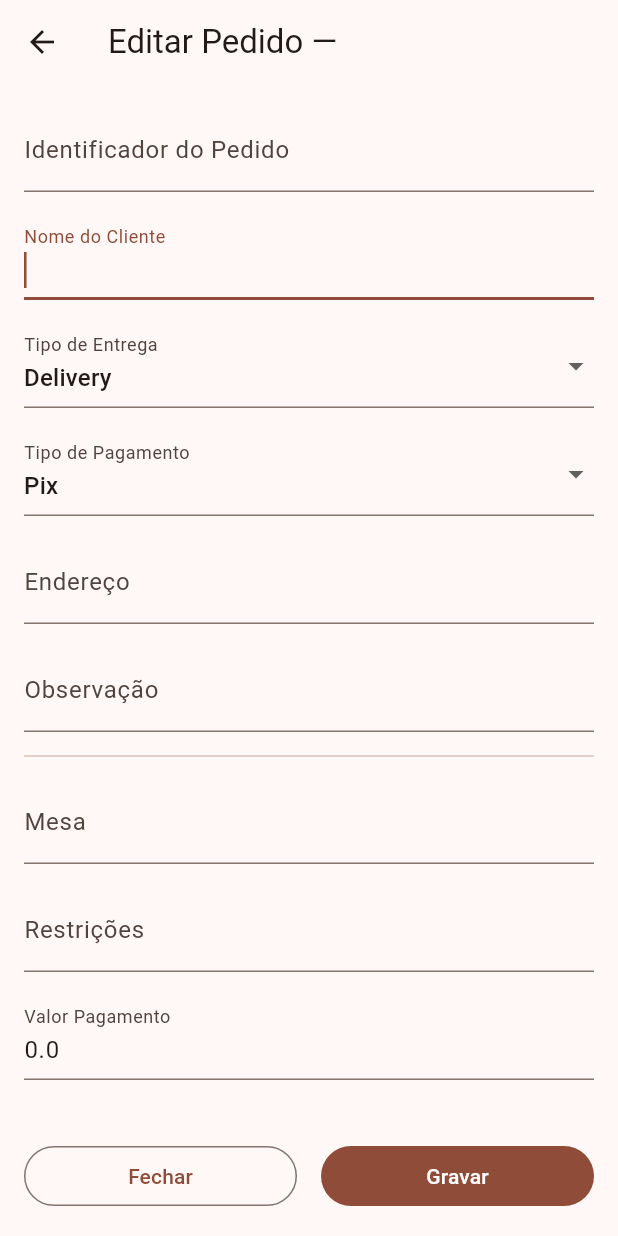
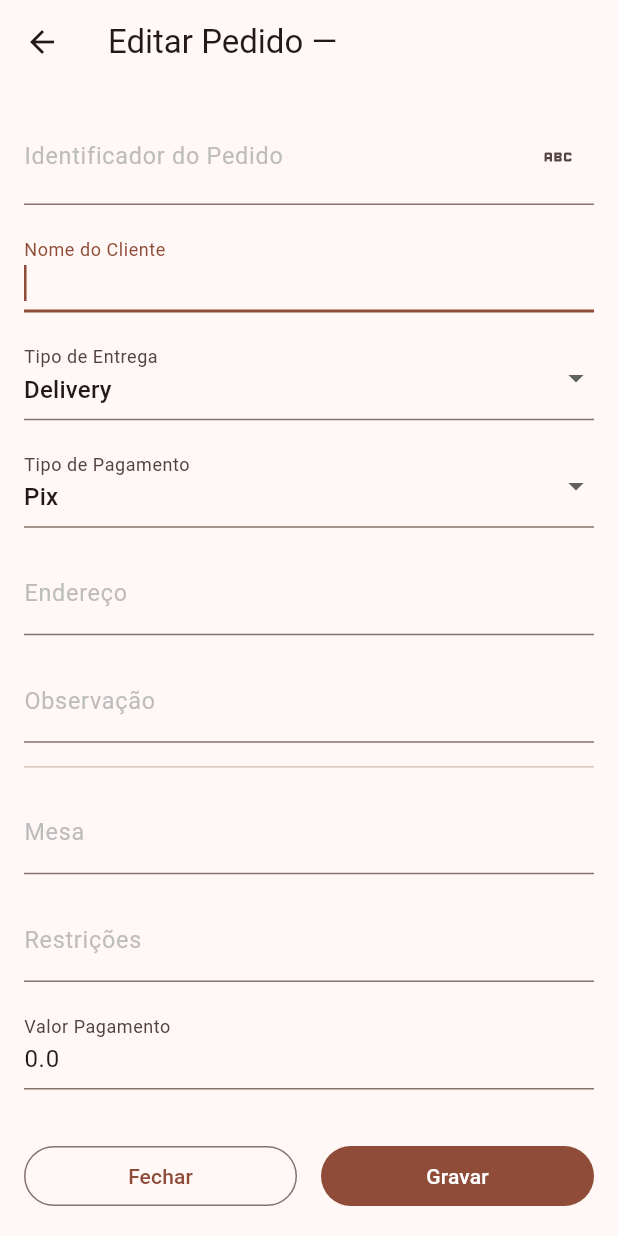
Before and after one commit to wmadurodev/forno-da-serra-controle-atendimento-v02, a Flutter app: the EdicaoPedidoExecucaoScreen screen opened directly with empty values, on a phone screen of 412 x 824 dp. Run offline on Flutter 3.47's test engine with Material 3 defaults, Android fonts, the phone set to English and light mode, and no system bars; our stand-ins replace image_picker, sqflite; accounts and stored records are empty.

Commit message:
feat: implementa Passos 44 e 45 - estilo dos rotulos e identificador editavel/obrigatorio no pedido
Passo 44: rotulos de todos os campos ficam menores e cinza claro em repouso
(InputDecorationTheme global), voltando ao padrao Material quando o campo
e focado/preenchido.

Passo 45: campo Identificador do Pedido (Telas 5 e 9) passa a ser sempre
editavel e obrigatorio, com fonte maior/negrito no valor digitado e teclado
numerico inicial com icone de troca manual para texto completo.

Co-Authored-By: Claude Sonnet 5 <noreply@anthropic.com>

```diff
--- a/code/frontend/controle-atendimento-app/lib/core/theme/app_theme.dart
+++ b/code/frontend/controle-atendimento-app/lib/core/theme/app_theme.dart
@@ -6,4 +6,16 @@ import 'package:flutter/material.dart';
 final ThemeData appTheme = ThemeData(
   useMaterial3: true,
   colorSchemeSeed: Colors.deepOrange,
+  inputDecorationTheme: InputDecorationTheme(
+    // `WidgetStateTextStyle` (em vez de um `TextStyle` fixo) só é aplicado ao
+    // rótulo "em repouso" (campo vazio/sem foco, posição de hint) — quando o
+    // campo ganha foco ou é preenchido e o rótulo "flutua", o Flutter cai de
+    // volta no `floatingLabelStyle` (aqui deliberadamente não definido, então
+    // usa o padrão do Material), pois um `WidgetStateTextStyle` usado sem
+    // resolução de estado (o fallback interno do Flutter quando não há
+    // `floatingLabelStyle` próprio) se comporta como um `TextStyle()` vazio.
+    labelStyle: WidgetStateTextStyle.resolveWith(
+      (states) => TextStyle(fontSize: 15.6, color: Colors.grey.shade400),
+    ),
+  ),
 );
--- a/code/frontend/controle-atendimento-app/lib/features/pedido/presentation/edicao_pedido_execucao_screen.dart
+++ b/code/frontend/controle-atendimento-app/lib/features/pedido/presentation/edicao_pedido_execucao_screen.dart
@@ -24,6 +24,8 @@ class EdicaoPedidoExecucaoScreen extends StatefulWidget {
 class _EdicaoPedidoExecucaoScreenState
     extends State<EdicaoPedidoExecucaoScreen> {
   final _formKey = GlobalKey<FormState>();
+  late final TextEditingController _identificadorController;
+  final _identificadorFocusNode = FocusNode();
   late final TextEditingController _nomeClienteController;
   late final TextEditingController _enderecoController;
   late final TextEditingController _observacaoController;
@@ -36,10 +38,19 @@ class _EdicaoPedidoExecucaoScreenState
   File? _novaFoto;
   bool _salvando = false;
 
+  /// Modo do teclado do campo Identificador: abre numérico por padrão, mas o
+  /// usuário pode alternar para texto completo pelo ícone no campo — em
+  /// vários teclados Android (ex.: Samsung Keyboard) o modo numérico não
+  /// oferece essa alternância nativamente.
+  bool _identificadorTeclaNumerica = true;
+
   @override
   void initState() {
     super.initState();
     final pedido = widget.pedido;
+    _identificadorController = TextEditingController(
+      text: pedido.identificador,
+    );
     _nomeClienteController = TextEditingController(
       text: pedido.nomeCliente ?? '',
     );
@@ -62,6 +73,8 @@ class _EdicaoPedidoExecucaoScreenState
 
   @override
   void dispose() {
+    _identificadorController.dispose();
+    _identificadorFocusNode.dispose();
     _nomeClienteController.dispose();
     _enderecoController.dispose();
     _observacaoController.dispose();
@@ -84,11 +97,28 @@ class _EdicaoPedidoExecucaoScreenState
           child: ListView(
             children: [
               TextFormField(
-                initialValue: widget.pedido.identificador,
-                readOnly: true,
-                decoration: const InputDecoration(
+                controller: _identificadorController,
+                focusNode: _identificadorFocusNode,
+                keyboardType: _identificadorTeclaNumerica
+                    ? TextInputType.number
+                    : TextInputType.text,
+                style: const TextStyle(
+                  fontSize: 22,
+                  fontWeight: FontWeight.bold,
+                ),
+                decoration: InputDecoration(
                   labelText: 'Identificador do Pedido',
+                  suffixIcon: IconButton(
+                    icon: Icon(
+                      _identificadorTeclaNumerica ? Icons.abc : Icons.numbers,
+                    ),
+                    tooltip: _identificadorTeclaNumerica
+                        ? 'Mudar teclado para texto'
+                        : 'Mudar teclado para números',
+                    onPressed: _alternarTecladoIdentificador,
+                  ),
                 ),
+                validator: _obrigatorio,
               ),
               const SizedBox(height: 16),
               TextFormField(
@@ -241,6 +271,18 @@ class _EdicaoPedidoExecucaoScreenState
     return null;
   }
 
+  /// Alterna o `keyboardType` do campo Identificador entre numérico e texto.
+  /// Fecha e reabre o foco para forçar o Android a recarregar o teclado
+  /// virtual já no novo modo (só trocar o `keyboardType` com o campo focado
+  /// nem sempre atualiza o teclado já aberto).
+  void _alternarTecladoIdentificador() {
+    setState(() => _identificadorTeclaNumerica = !_identificadorTeclaNumerica);
+    _identificadorFocusNode.unfocus();
+    WidgetsBinding.instance.addPostFrameCallback((_) {
+      if (mounted) _identificadorFocusNode.requestFocus();
+    });
+  }
+
   Future<void> _onTirarFoto() async {
     final imagem = await ImagePicker().pickImage(source: ImageSource.camera);
     if (imagem == null) return;
@@ -271,7 +313,7 @@ class _EdicaoPedidoExecucaoScreenState
 
     final pedido = Pedido(
       id: widget.pedido.id,
-      identificador: widget.pedido.identificador,
+      identificador: _identificadorController.text.trim(),
       fluxoAtendimentoId: widget.pedido.fluxoAtendimentoId,
       status: widget.pedido.status,
       cancelado: widget.pedido.cancelado,
```
Also changed, not shown: code/frontend/controle-atendimento-app/lib/features/pedido/presentation/cadastro_pedido_screen.dart (+44 -3 lines), 3 other files.
